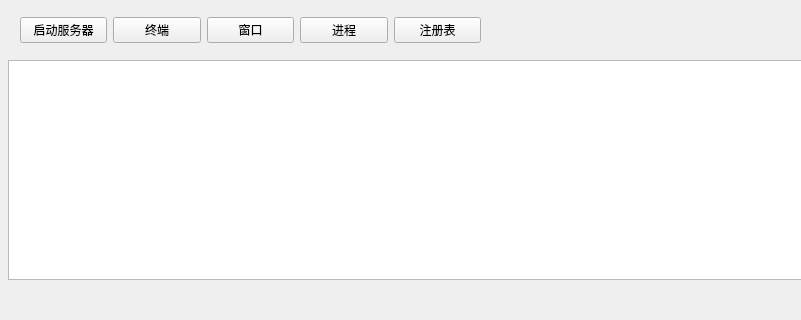
First picture: the form in RServer/serverdlg.ui, repository chenyq0521/Remote-SysHub, before the edit; both pictures show x 0 to 801 and y 0 to 320 of the 1366 by 768 pixel window.
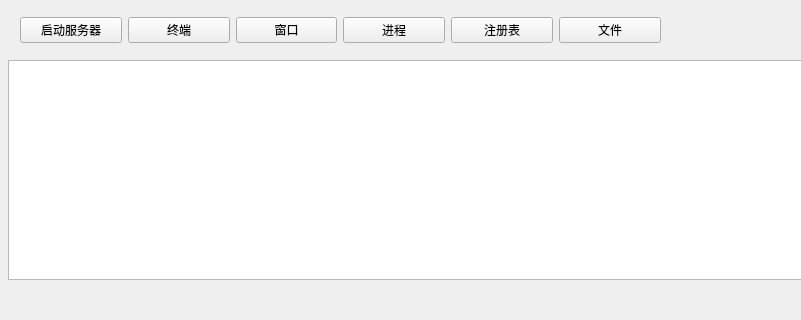
Second picture: the form after the edit.

Commit message: 修复文件目录中存在两列返回上级目录的bug

Diff of the .ui file:
```diff
--- a/RServer/serverdlg.ui
+++ b/RServer/serverdlg.ui
@@ -36,12 +36,12 @@
      </rect>
     </property>
    </widget>
-   <widget class="QWidget" name="">
+   <widget class="QWidget" name="layoutWidget">
     <property name="geometry">
      <rect>
       <x>20</x>
       <y>10</y>
-      <width>461</width>
+      <width>641</width>
       <height>41</height>
      </rect>
     </property>
@@ -81,6 +81,13 @@
        </property>
       </widget>
      </item>
+     <item>
+      <widget class="QPushButton" name="FileButton">
+       <property name="text">
+        <string>文件</string>
+       </property>
+      </widget>
+     </item>
     </layout>
    </widget>
   </widget>
```
The commit also changes 27 other files.
